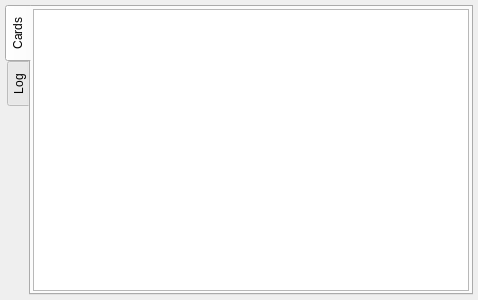
Quick-Event/quickbox, file quickevent/app/plugins/qml/CardReadout/src/cardreadoutwidget.ui: the form before one commit.
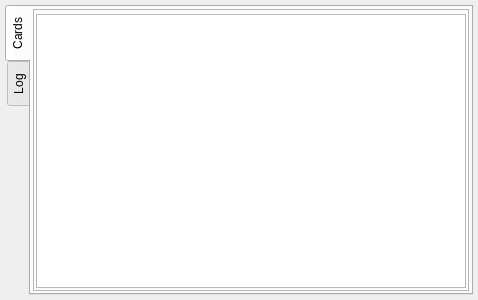
The form after the commit. Custom widgets are drawn as their Qt base class.

Commit message: quickevent: read cards are saved to SQL and shown in table view

What changed in the file:
```diff
--- a/quickevent/app/plugins/qml/CardReadout/src/cardreadoutwidget.ui
+++ b/quickevent/app/plugins/qml/CardReadout/src/cardreadoutwidget.ui
@@ -58,7 +58,37 @@
         <number>2</number>
        </property>
        <item>
-        <widget class="QTableView" name="tblCards"/>
+        <widget class="QFrame" name="frame">
+         <property name="frameShape">
+          <enum>QFrame::StyledPanel</enum>
+         </property>
+         <property name="frameShadow">
+          <enum>QFrame::Raised</enum>
+         </property>
+         <layout class="QVBoxLayout" name="verticalLayout_4">
+          <property name="spacing">
+           <number>2</number>
+          </property>
+          <property name="leftMargin">
+           <number>2</number>
+          </property>
+          <property name="topMargin">
+           <number>2</number>
+          </property>
+          <property name="rightMargin">
+           <number>2</number>
+          </property>
+          <property name="bottomMargin">
+           <number>2</number>
+          </property>
+          <item>
+           <widget class="qf::qmlwidgets::TableViewToolBar" name="tblCardsTB" native="true"/>
+          </item>
+          <item>
+           <widget class="qf::qmlwidgets::TableView" name="tblCards"/>
+          </item>
+         </layout>
+        </widget>
        </item>
       </layout>
      </widget>
@@ -88,6 +118,19 @@
    </item>
   </layout>
  </widget>
+ <customwidgets>
+  <customwidget>
+   <class>qf::qmlwidgets::TableView</class>
+   <extends>QTableView</extends>
+   <header location="global">qf/qmlwidgets/tableview.h</header>
+  </customwidget>
+  <customwidget>
+   <class>qf::qmlwidgets::TableViewToolBar</class>
+   <extends>QWidget</extends>
+   <header>qf/qmlwidgets/tableviewtoolbar.h</header>
+   <container>1</container>
+  </customwidget>
+ </customwidgets>
  <resources/>
  <connections/>
 </ui>
```
The commit also changes 16 other files.
